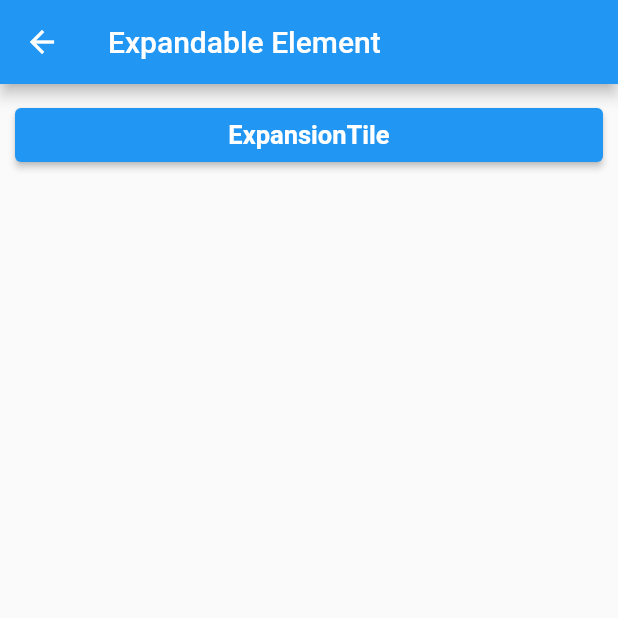
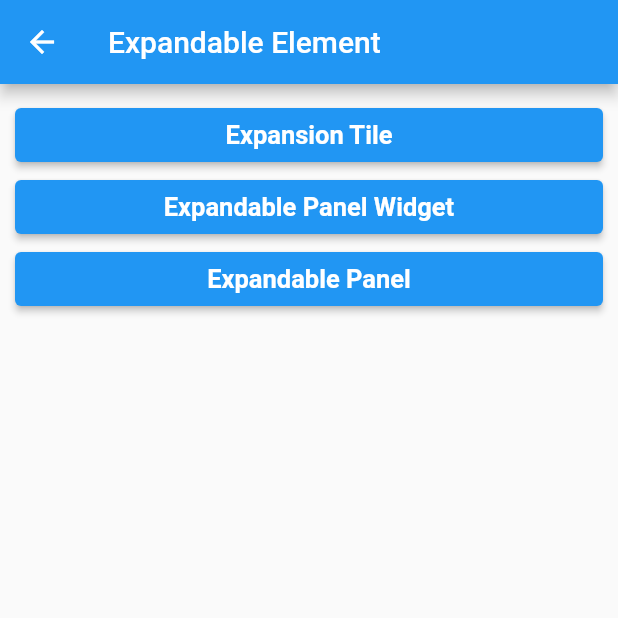
Before and after one commit to ruhulmath08/flutter_a2z, a Flutter app: the ExpandableElement screen opened by its route, on a phone screen of 412 x 824 dp, the top half of it. Run offline on Flutter 3.47's test engine with Material 2 defaults, Android fonts, the phone set to English and light mode, and no system bars; our stand-ins replace flutter_speed_dial, local_auth, toast; missing offline and left inert: flutter_reaction_button, flutter_syntax_view, giffy_dialog, rotated_corner_decoration.

Commit message:
expandable_list complete

```diff
--- a/lib/common_widgets/common_widgets.dart
+++ b/lib/common_widgets/common_widgets.dart
@@ -118,7 +118,7 @@ class CommonWidgets {
       context,
       gravity: Toast.CENTER,
       backgroundColor: Colors.grey,
-      duration: Toast.LENGTH_LONG,
+      duration: Toast.LENGTH_SHORT,
     );
   }
 
--- a/lib/routing/router.dart
+++ b/lib/routing/router.dart
@@ -33,6 +33,8 @@ import 'package:flutter_a2z/screens/flutter_widgets/datetime_picker/date_time_pi
 import 'package:flutter_a2z/screens/flutter_widgets/datetime_picker/flutter_date_time_picker.dart';
 import 'package:flutter_a2z/screens/flutter_widgets/datetime_picker/time_picker/time_picker.dart';
 import 'package:flutter_a2z/screens/flutter_widgets/expandable_element/expandable_element.dart';
+import 'package:flutter_a2z/screens/flutter_widgets/expandable_element/expandable_panel_widget/expandable_panel_widget.dart';
+import 'package:flutter_a2z/screens/flutter_widgets/expandable_element/expandable_widget/expandable_widget.dart';
 import 'package:flutter_a2z/screens/flutter_widgets/expandable_element/expansion_tile/expansion_tile.dart';
 import 'package:flutter_a2z/screens/flutter_widgets/flutter_chip_all/flutter_chip_all.dart';
 import 'package:flutter_a2z/screens/flutter_widgets/tab_view_layout/tab_view_layout.dart';
@@ -355,17 +357,30 @@ Route<dynamic> generateRoute(RouteSettings settings) {
         ),
       );
 
-    //ExpandableList
-
     //ExpansionTile
-
-    //ListTile
     case EXPANSION_TILE__SCREEN_ROUTE:
       return MaterialPageRoute(
         builder: (context) => const MyExpansionTile(
           title: EXPANSION_TILE__SCREEN_TITLE,
         ),
       );
+
+    //ExpandablePanelWidget
+    case EXPANDABLE_PANEL_WIDGET_SCREEN_ROUTE:
+      return MaterialPageRoute(
+        builder: (context) => const MyExpandablePanelWidget(
+          title: EXPANDABLE_PANEL_WIDGET_SCREEN_TITLE,
+        ),
+      );
+
+    //ExpandableWidget
+    case EXPANDABLE_WIDGET_SCREEN_ROUTE:
+      return MaterialPageRoute(
+        builder: (context) => const MyExpandableWidget(
+          title: EXPANDABLE_WIDGET_SCREEN_TITLE,
+        ),
+      );
+
     /*----------------------------------- ExpandableElement : End ----------------------------------*/
 
     /*----------------------------------- FlutterTable : Start ----------------------------------*/
--- a/lib/routing/routing_constants.dart
+++ b/lib/routing/routing_constants.dart
@@ -171,18 +171,20 @@ const String FLUTTER_REACTION_SCREEN_TITLE = 'Flutter Reaction Button';
 const String EXPANDABLE_ELEMENT_SCREEN_ROUTE = '/expandable_element';
 const String EXPANDABLE_ELEMENT_SCREEN_TITLE = 'Expandable Element';
 
-//ExpandableList
-const String EXPANDABLE_LIST_SCREEN_ROUTE = '/expandable_list';
-const String EXPANDABLE_LIST_SCREEN_TITLE = 'Expandable List';
-
 //ExpansionTile
 const String EXPANSION_TILE__SCREEN_ROUTE = '/expansion_tile';
 const String EXPANSION_TILE__SCREEN_TITLE = 'Expansion Tile';
 
-//ListTile
+//ExpandablePanelWidget
+const String EXPANDABLE_PANEL_WIDGET_SCREEN_ROUTE = '/expandable_panel_widget';
+const String EXPANDABLE_PANEL_WIDGET_SCREEN_TITLE = 'Expandable Panel Widget';
+
+//ExpandableWidget
+const String EXPANDABLE_WIDGET_SCREEN_ROUTE = '/expandable_panel';
+const String EXPANDABLE_WIDGET_SCREEN_TITLE = 'Expandable Panel';
 /*----------------------------------- ExpandableElement : End ----------------------------------*/
 
-/*----------------------------------- FlutterTable : Start ----------------------------------*/
+/*------------------------------------- FlutterTable : Start -----------------------------------*/
 //FlutterTable
 const String FLUTTER_TABLE_SCREEN_ROUTE = '/flutter_table';
 const String FLUTTER_TABLE_SCREEN_TITLE = 'Flutter Table';
@@ -194,7 +196,7 @@ const String FLUTTER_DATA_TABLE_SCREEN_TITLE = 'Flutter Data Table';
 //TableWithPagination
 const String TABLE_WITH_PAGINATION_SCREEN_ROUTE = '/table_with_pagination';
 const String TABLE_WITH_PAGINATION_SCREEN_TITLE = 'Table With Pagination';
-/*------------------------------------ FlutterTable : End -----------------------------------*/
+/*------------------------------------ FlutterTable : End -------------------------------------*/
 
 /*----------------------------------- DateTimePicker : Start ----------------------------------*/
 //myDateTime picker
--- a/lib/screens/flutter_widgets/expandable_element/expandable_element.dart
+++ b/lib/screens/flutter_widgets/expandable_element/expandable_element.dart
@@ -28,7 +28,25 @@ class _ExpandableElementState extends State<ExpandableElement> {
               Navigator.pushNamed(context, EXPANSION_TILE__SCREEN_ROUTE);
             },
             child: Text(
-              'ExpansionTile',
+              EXPANSION_TILE__SCREEN_TITLE,
+              style: themeData.textTheme.button,
+            ),
+          ),
+          ElevatedButton(
+            onPressed: () {
+              Navigator.pushNamed(context, EXPANDABLE_PANEL_WIDGET_SCREEN_ROUTE);
+            },
+            child: Text(
+              EXPANDABLE_PANEL_WIDGET_SCREEN_TITLE,
+              style: themeData.textTheme.button,
+            ),
+          ),
+          ElevatedButton(
+            onPressed: () {
+              Navigator.pushNamed(context, EXPANDABLE_WIDGET_SCREEN_ROUTE);
+            },
+            child: Text(
+              EXPANDABLE_WIDGET_SCREEN_TITLE,
               style: themeData.textTheme.button,
             ),
           ),
--- /dev/null
+++ b/lib/screens/flutter_widgets/expandable_element/expandable_widget/expandable_widget.dart
@@ -0,0 +1,51 @@
+import 'package:flutter/material.dart';
+import 'package:flutter_a2z/common_widgets/common_widgets.dart';
+import 'package:flutter_a2z/screens/flutter_widgets/expandable_element/expandable_widget/advanced_tile_model.dart';
+import 'package:flutter_a2z/screens/flutter_widgets/expandable_element/expandable_widget/advanced_tiles_data.dart';
+
+class MyExpandableWidget extends StatefulWidget {
+  final String title;
+
+  const MyExpandableWidget({Key key, this.title}) : super(key: key);
+
+  @override
+  _MyExpandableWidgetState createState() => _MyExpandableWidgetState();
+}
+
+class _MyExpandableWidgetState extends State<MyExpandableWidget> {
+  @override
+  Widget build(BuildContext context) {
+    return Scaffold(
+      appBar: AppBar(
+        title: Text(widget.title),
+      ),
+      body: SingleChildScrollView(
+        child: ExpansionPanelList.radio( //ExpansionPanelList.radio is for expanded only one element at a time
+          expansionCallback: (index, isExpanded) {
+            final tile = advancedTiles[index];
+            setState(() => tile.isExpanded = isExpanded);
+
+            CommonWidgets.showToast(context, tile.title);
+          },
+          children: advancedTiles
+              .map((tile) => ExpansionPanelRadio(
+            value: tile.title,
+            canTapOnHeader: true,
+            headerBuilder: (context, isExpanded) => buildTile(tile),
+            body: Column(
+              children: tile.tiles.map(buildTile).toList(),
+            ),
+          ))
+              .toList(),
+        ),
+      ),
+    );
+  }
+
+  Widget buildTile(AdvancedTile tile) => ListTile(
+    leading: tile.icon != null ? Icon(tile.icon, color: Colors.blue, size: 25,) : null,
+    title: Text(tile.title, style: const TextStyle(color: Colors.black, fontSize: 17),),
+    onTap: tile.tiles.isEmpty
+        ? () => CommonWidgets.showToast(context, tile.title) : null,
+  );
+}
--- a/lib/screens/flutter_widgets/expandable_element/expansion_tile/expansion_tile.dart
+++ b/lib/screens/flutter_widgets/expandable_element/expansion_tile/expansion_tile.dart
@@ -43,6 +43,7 @@ class _MyExpansionTileState extends State<MyExpansionTile> {
       ),
       body: ListView(
         padding: const EdgeInsets.all(Constants.PAGE_DEFAULT_PADDING),
+        physics: const BouncingScrollPhysics(),
         children: [
           Card(
             elevation: 3,
```
Also changed, not shown: lib/screens/flutter_widgets/expandable_element/expandable_list/expandable_list.dart (deleted, +0 -22 lines), lib/screens/flutter_widgets/expandable_element/expandable_panel_widget/basic_tile_data.dart (added, +42 -0 lines), lib/screens/flutter_widgets/expandable_element/expandable_panel_widget/basic_tile_model.dart (added, +11 -0 lines), lib/screens/flutter_widgets/expandable_element/expandable_panel_widget/expandable_panel_widget.dart (added, +71 -0 lines), lib/screens/flutter_widgets/expandable_element/expandable_widget/advanced_tile_model.dart (added, +16 -0 lines), lib/screens/flutter_widgets/expandable_element/expandable_widget/advanced_tiles_data.dart (added, +45 -0 lines).
